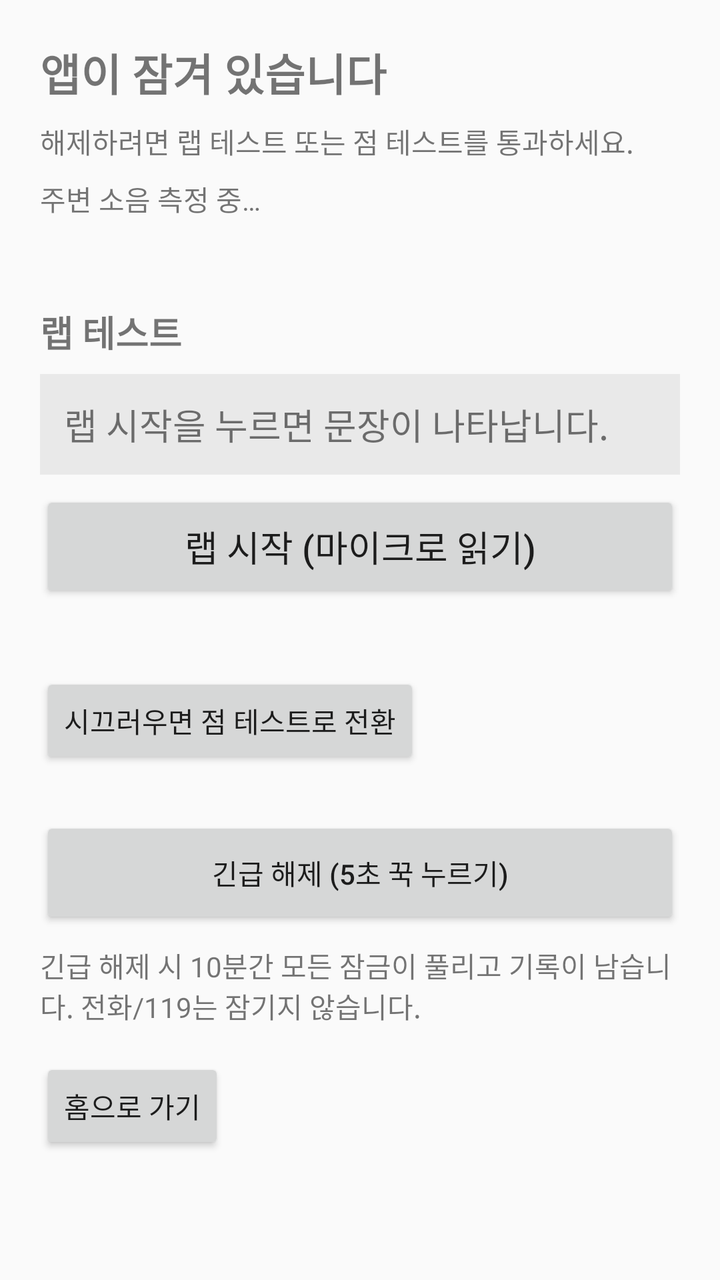
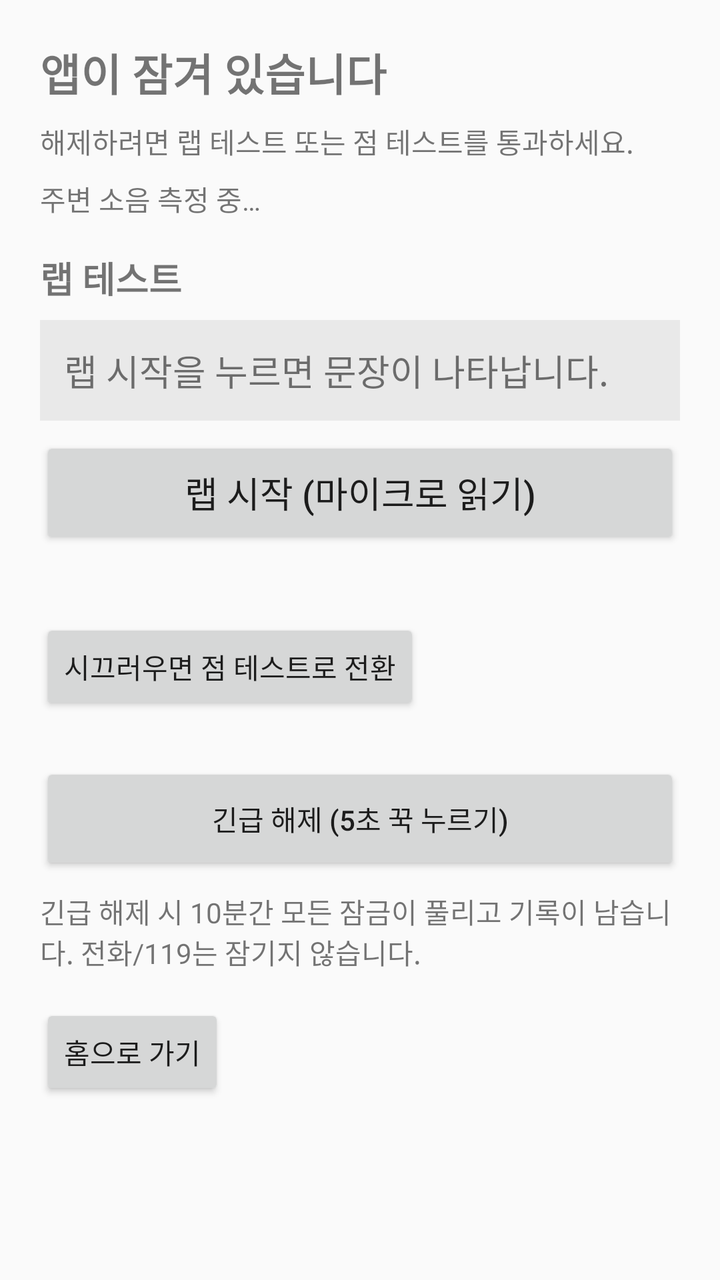

Compare the two renders of this Android layout. The source of the first and the diff that turns it into the second are given below.
<!-- AndroidManifest.xml: application theme Theme.SoberLock -->
<!-- res/layout/activity_lock.xml -->
<?xml version="1.0" encoding="utf-8"?>
<ScrollView xmlns:android="http://schemas.android.com/apk/res/android"
    android:layout_width="match_parent"
    android:layout_height="match_parent">

    <LinearLayout
        android:layout_width="match_parent"
        android:layout_height="wrap_content"
        android:orientation="vertical"
        android:padding="20dp">

        <TextView
            android:id="@+id/tvLockedApp"
            android:layout_width="wrap_content"
            android:layout_height="wrap_content"
            android:text="앱이 잠겨 있습니다"
            android:textSize="22sp"
            android:textStyle="bold" />

        <TextView
            android:id="@+id/tvStatus"
            android:layout_width="wrap_content"
            android:layout_height="wrap_content"
            android:layout_marginTop="8dp"
            android:text="해제하려면 랩 테스트 또는 점 테스트를 통과하세요." />

        <TextView
            android:id="@+id/tvNoise"
            android:layout_width="wrap_content"
            android:layout_height="wrap_content"
            android:layout_marginTop="8dp"
            android:text="주변 소음 측정 중…" />

        <TextView
            android:id="@+id/tvCooldown"
            android:layout_width="wrap_content"
            android:layout_height="wrap_content"
            android:layout_marginTop="8dp"
            android:textStyle="bold" />

        <LinearLayout
            android:id="@+id/layoutRap"
            android:layout_width="match_parent"
            android:layout_height="wrap_content"
            android:layout_marginTop="16dp"
            android:orientation="vertical">

            <TextView
                android:layout_width="wrap_content"
                android:layout_height="wrap_content"
                android:text="랩 테스트"
                android:textSize="18sp"
                android:textStyle="bold" />

            <TextView
                android:id="@+id/tvPhrase"
                android:layout_width="match_parent"
                android:layout_height="wrap_content"
                android:layout_marginTop="8dp"
                android:background="#11000000"
                android:padding="12dp"
                android:text="랩 시작을 누르면 문장이 나타납니다."
                android:textSize="18sp" />

            <Button
                android:id="@+id/btnStartRap"
                android:layout_width="match_parent"
                android:layout_height="wrap_content"
                android:layout_marginTop="8dp"
                android:minHeight="56dp"
                android:text="랩 시작 (마이크로 읽기)"
                android:textSize="18sp" />

            <TextView
                android:id="@+id/tvRapResult"
                android:layout_width="wrap_content"
                android:layout_height="wrap_content"
                android:layout_marginTop="8dp"
                android:text="" />

            <Button
                android:id="@+id/btnDotTest"
                android:layout_width="wrap_content"
                android:layout_height="wrap_content"
                android:layout_marginTop="8dp"
                android:text="시끄러우면 점 테스트로 전환" />
        </LinearLayout>

        <LinearLayout
            android:id="@+id/layoutDot"
            android:layout_width="match_parent"
            android:layout_height="wrap_content"
            android:layout_marginTop="16dp"
            android:orientation="vertical"
            android:visibility="gone">

            <TextView
                android:layout_width="wrap_content"
                android:layout_height="wrap_content"
                android:text="점 테스트 (10초)"
                android:textSize="18sp"
                android:textStyle="bold" />

            <TextView
                android:layout_width="wrap_content"
                android:layout_height="wrap_content"
                android:layout_marginTop="8dp"
                android:text="10초간 랜덤 위치에 뜨는 점을 뜨자마자 터치하세요." />

            <com.ju.soberlock.DotTestView
                android:id="@+id/dotTestView"
                android:layout_width="match_parent"
                android:layout_height="300dp"
                android:layout_marginTop="8dp"
                android:background="#11000000" />

            <Button
                android:id="@+id/btnStartDot"
                android:layout_width="match_parent"
                android:layout_height="wrap_content"
                android:layout_marginTop="8dp"
                android:minHeight="56dp"
                android:text="점 테스트 시작 (10초)"
                android:textSize="18sp" />

            <TextView
                android:id="@+id/tvDotResult"
                android:layout_width="wrap_content"
                android:layout_height="wrap_content"
                android:layout_marginTop="8dp"
                android:text="" />

            <Button
                android:id="@+id/btnRapTest"
                android:layout_width="wrap_content"
                android:layout_height="wrap_content"
                android:layout_marginTop="8dp"
                android:text="랩 테스트로 돌아가기" />
        </LinearLayout>

        <Button
            android:id="@+id/btnEmergency"
            android:layout_width="match_parent"
            android:layout_height="wrap_content"
            android:layout_marginTop="24dp"
            android:minHeight="56dp"
            android:text="긴급 해제 (5초 꾹 누르기)" />

        <TextView
            android:layout_width="wrap_content"
            android:layout_height="wrap_content"
            android:layout_marginTop="8dp"
            android:text="긴급 해제 시 10분간 모든 잠금이 풀리고 기록이 남습니다. 전화/119는 잠기지 않습니다." />

        <Button
            android:id="@+id/btnGoHome"
            android:layout_width="wrap_content"
            android:layout_height="wrap_content"
            android:layout_marginTop="16dp"
            android:text="홈으로 가기" />

    </LinearLayout>
</ScrollView>
<!-- resources referenced by this layout -->
<resources>
  <style name="Theme.SoberLock" parent="Theme.AppCompat.DayNight.NoActionBar">
      </style>
</resources>

<!-- the commit's change to res/layout/activity_lock.xml (unified diff, before → after) -->
@@ -30,13 +30,6 @@
             android:layout_height="wrap_content"
             android:layout_marginTop="8dp"
             android:text="주변 소음 측정 중…" />
-
-        <TextView
-            android:id="@+id/tvCooldown"
-            android:layout_width="wrap_content"
-            android:layout_height="wrap_content"
-            android:layout_marginTop="8dp"
-            android:textStyle="bold" />
 
         <LinearLayout
             android:id="@+id/layoutRap"
